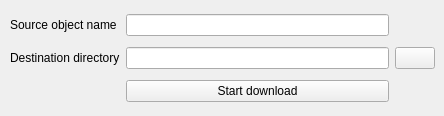
Above: source/qtdesigner/download_from_server_ui.ui from MValaguz/MGrep before the change. Below: the same form after it.
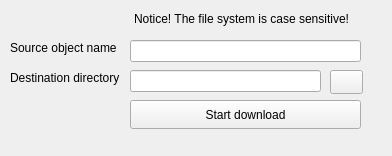
That is the form after the change. Icons and pictures are not drawn.

The edit to the form file:
```diff
--- a/source/qtdesigner/download_from_server_ui.ui
+++ b/source/qtdesigner/download_from_server_ui.ui
@@ -6,8 +6,8 @@
    <rect>
     <x>0</x>
     <y>0</y>
-    <width>444</width>
-    <height>116</height>
+    <width>392</width>
+    <height>156</height>
    </rect>
   </property>
   <property name="windowTitle">
@@ -24,18 +24,35 @@
      <verstretch>0</verstretch>
     </sizepolicy>
    </property>
-   <layout class="QGridLayout" name="gridLayout" rowstretch="0,0,0" columnstretch="0,0,0">
-    <property name="leftMargin">
-     <number>10</number>
+   <widget class="QLineEdit" name="e_destination_dir">
+    <property name="geometry">
+     <rect>
+      <x>130</x>
+      <y>70</y>
+      <width>191</width>
+      <height>22</height>
+     </rect>
     </property>
-    <item row="1" column="1">
-     <widget class="QLineEdit" name="e_destination_dir"/>
-    </item>
-    <item row="0" column="1">
-     <widget class="QLineEdit" name="e_source"/>
-    </item>
-    <item row="1" column="0">
+   </widget>
+   <widget class="QLineEdit" name="e_source">
+    <property name="geometry">
+     <rect>
+      <x>130</x>
+      <y>40</y>
+      <width>231</width>
+      <height>22</height>
+     </rect>
+    </property>
+   </widget>
      <widget class="QLabel" name="l_label9">
+    <property name="geometry">
+     <rect>
+      <x>10</x>
+      <y>70</y>
+      <width>117</width>
+      <height>16</height>
+     </rect>
+    </property>
       <property name="text">
        <string>Destination directory</string>
       </property>
@@ -43,9 +60,15 @@
        <cstring>e_destination_dir</cstring>
       </property>
      </widget>
-    </item>
-    <item row="0" column="0">
      <widget class="QLabel" name="l_label2">
+    <property name="geometry">
+     <rect>
+      <x>10</x>
+      <y>40</y>
+      <width>115</width>
+      <height>16</height>
+     </rect>
+    </property>
       <property name="text">
        <string>Source object name</string>
       </property>
@@ -53,9 +76,15 @@
        <cstring>e_source</cstring>
       </property>
      </widget>
-    </item>
-    <item row="1" column="2">
      <widget class="QPushButton" name="b_destination_dir">
+    <property name="geometry">
+     <rect>
+      <x>330</x>
+      <y>70</y>
+      <width>33</width>
+      <height>24</height>
+     </rect>
+    </property>
       <property name="text">
        <string/>
       </property>
@@ -64,9 +93,15 @@
         <normaloff>:/icons/icons/folder.gif</normaloff>:/icons/icons/folder.gif</iconset>
       </property>
      </widget>
-    </item>
-    <item row="2" column="1">
      <widget class="QPushButton" name="b_start_download">
+    <property name="geometry">
+     <rect>
+      <x>130</x>
+      <y>100</y>
+      <width>231</width>
+      <height>29</height>
+     </rect>
+    </property>
       <property name="text">
        <string>Start download</string>
       </property>
@@ -75,8 +110,22 @@
         <normaloff>:/icons/icons/go.gif</normaloff>:/icons/icons/go.gif</iconset>
       </property>
      </widget>
-    </item>
-   </layout>
+   <widget class="QLabel" name="label">
+    <property name="geometry">
+     <rect>
+      <x>134</x>
+      <y>11</y>
+      <width>230</width>
+      <height>16</height>
+     </rect>
+    </property>
+    <property name="text">
+     <string>Notice! The file system is case sensitive!</string>
+    </property>
+    <property name="buddy">
+     <cstring>e_source</cstring>
+    </property>
+   </widget>
   </widget>
  </widget>
  <tabstops>
```
Lines whose indentation alone changed are shown as unchanged.
